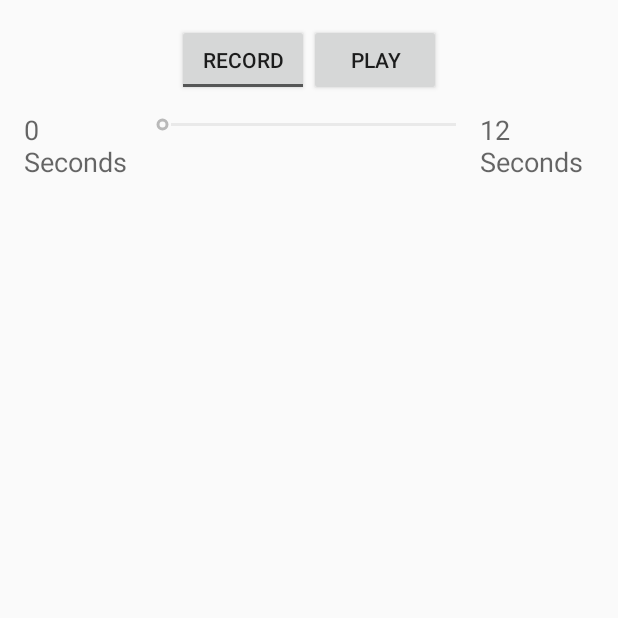
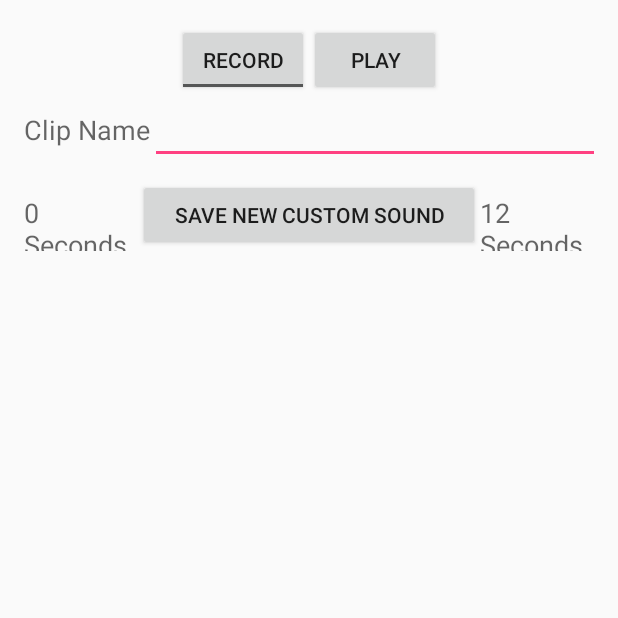
Before and after one commit to Kaan0200/MobileComp397_Final, an Android app: the RecordActivity screen opened directly, with no data from a screen before it, on a phone screen of 412 x 824 dp, the top half of it. Run offline under Robolectric (Android 15) with nearby library versions, the phone set to English and light mode, and no system bars.

Commit message:
Pushing final changes

```diff
--- a/app/src/main/res/layout/activity_record.xml
+++ b/app/src/main/res/layout/activity_record.xml
@@ -37,6 +37,24 @@
         <LinearLayout
             android:orientation="horizontal"
             android:layout_width="match_parent"
+            android:layout_height="match_parent">
+
+            <TextView
+                android:layout_width="wrap_content"
+                android:layout_height="wrap_content"
+                android:textAppearance="?android:attr/textAppearanceMedium"
+                android:text="Clip Name"
+                android:id="@+id/textView4" />
+
+            <EditText
+                android:layout_width="400dp"
+                android:layout_height="wrap_content"
+                android:id="@+id/fileNameTextBox" />
+        </LinearLayout>
+
+        <LinearLayout
+            android:orientation="horizontal"
+            android:layout_width="match_parent"
             android:layout_height="match_parent"
             android:weightSum="5"
             android:layout_marginBottom="10dp"
@@ -50,12 +68,12 @@
                 android:id="@+id/textView"
                 android:layout_weight="1" />
 
-            <SeekBar
+            <Button
                 android:layout_width="0dp"
                 android:layout_height="wrap_content"
-                android:id="@+id/recordBar"
-                android:layout_weight="3"
-                android:indeterminate="false" />
+                android:text="Save New Custom Sound"
+                android:id="@+id/returnButton"
+                android:layout_weight="3" />
 
             <TextView
                 android:layout_width="0dp"
@@ -67,4 +85,5 @@
 
         </LinearLayout>
     </LinearLayout>
+
 </RelativeLayout>
```
Also changed, not shown: app/src/main/java/com/example/kaan/vocomaster3000/MachineActivity.java (+7 -4 lines), app/src/main/java/com/example/kaan/vocomaster3000/RecordActivity.java (+45 -7 lines), 1 other file.
